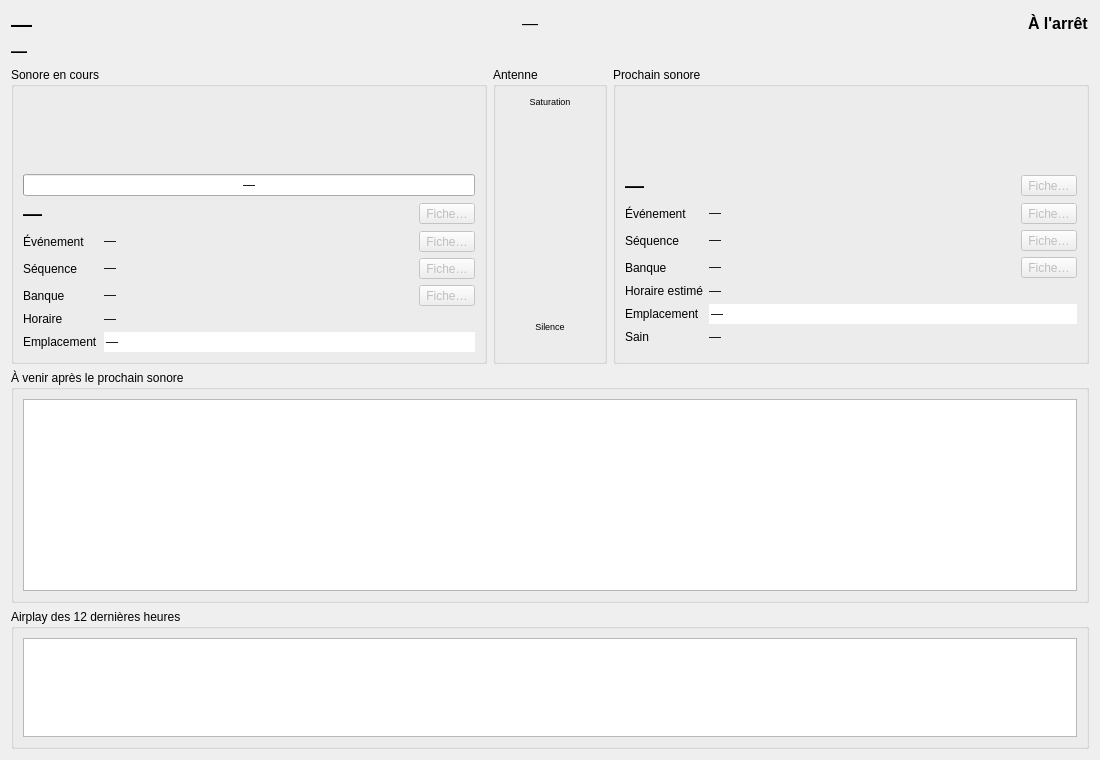
Before: the Qt Designer form src/machincast/interface/ui/ecran_par_defaut.ui in dascritch/machincast, drawn with Qt 5.
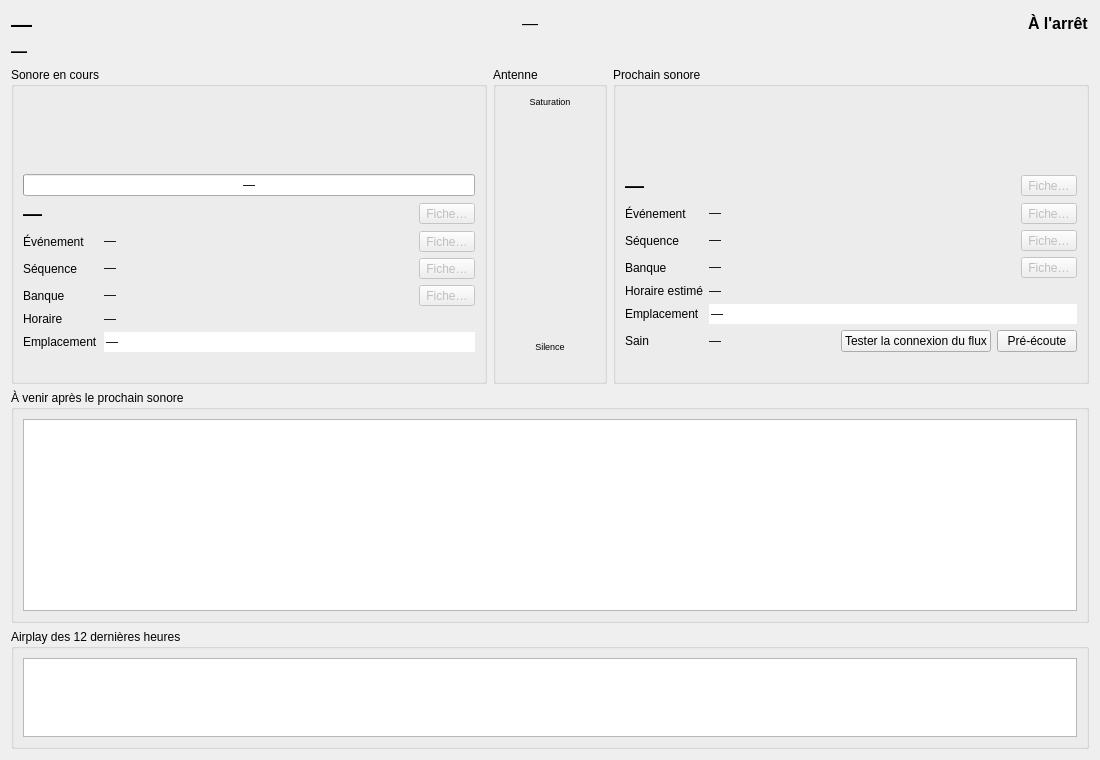
After: the same form once the commit is applied.

Commit message:
feat(interface): accueil : pré-écoute du prochain sonore, test du flux avec son type et son débit
https://github.com/dascritch/machincast/issues/223
Améliorations de l'interface

Claude-Session: https://claude.ai/code/session_01KaPegkCQoT3k3oMgjXGsiv

What changed in the file:
```diff
--- a/src/machincast/interface/ui/ecran_par_defaut.ui
+++ b/src/machincast/interface/ui/ecran_par_defaut.ui
@@ -632,10 +632,57 @@
             </property>
            </widget>
           </item>
-          <item row="5" column="1">
+          <item row="5" column="1" colspan="2">
+           <layout class="QHBoxLayout" name="ligne_prochain_sain">
+            <item>
            <widget class="QLabel" name="prochain_sain">
        <property name="text">
         <string>—</string>
+              </property>
+              <property name="textInteractionFlags">
+               <set>Qt::TextInteractionFlag::TextSelectableByMouse</set>
+              </property>
+             </widget>
+            </item>
+            <item>
+             <spacer name="pousser_les_ecoutes">
+              <property name="orientation">
+               <enum>Qt::Orientation::Horizontal</enum>
+              </property>
+              <property name="sizeHint" stdset="0">
+               <size>
+                <width>0</width>
+                <height>0</height>
+               </size>
+              </property>
+             </spacer>
+            </item>
+            <item>
+             <widget class="QPushButton" name="tester_le_flux_prochain">
+              <property name="toolTip">
+               <string>Se connecter au flux du prochain sonore, sans rien jouer : reçoit-il du son, de quel type, à quel débit ?</string>
+              </property>
+              <property name="text">
+               <string>Tester la connexion du flux</string>
+              </property>
+             </widget>
+            </item>
+            <item>
+             <widget class="QPushButton" name="preecouter_prochain">
+              <property name="toolTip">
+               <string>Écouter le prochain sonore sur la sortie de pré-écoute, jamais sur l'antenne</string>
+              </property>
+              <property name="text">
+               <string>Pré-écoute</string>
+              </property>
+             </widget>
+            </item>
+           </layout>
+          </item>
+          <item row="6" column="1" colspan="2">
+           <widget class="QLabel" name="prochain_flux">
+            <property name="wordWrap">
+             <bool>true</bool>
        </property>
        <property name="textInteractionFlags">
         <set>Qt::TextInteractionFlag::TextSelectableByMouse</set>
```
Lines whose indentation alone changed are shown as unchanged. The commit also changes 12 other files.
